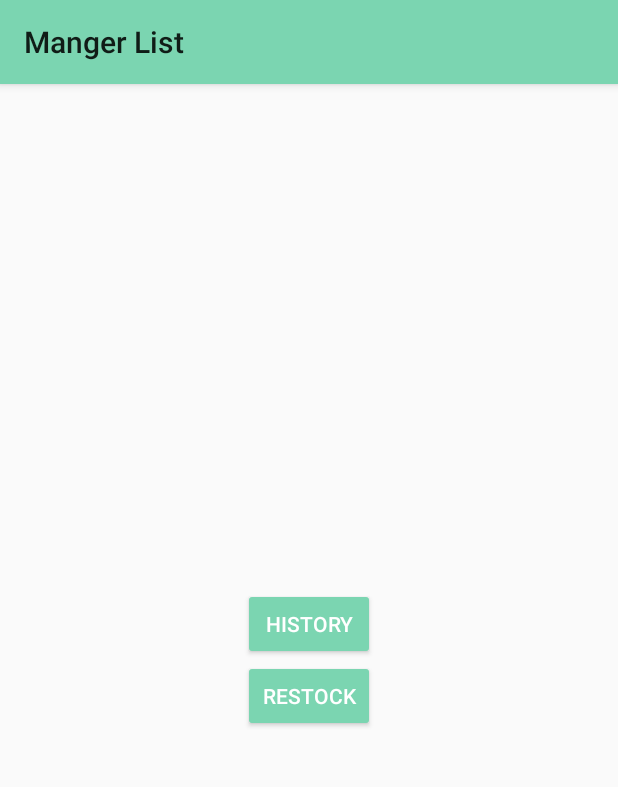
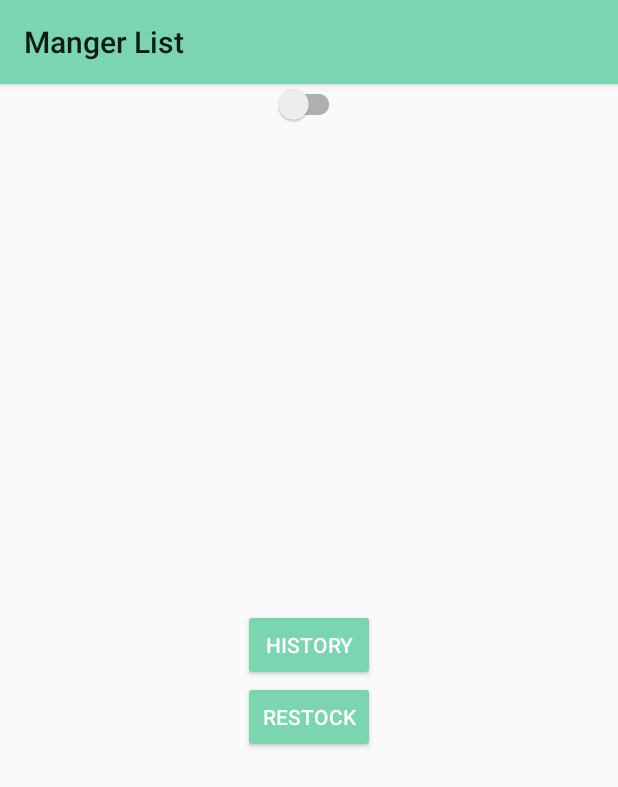
Before and after one commit to mays4/Cash_Register, an Android app: the MangerActivity screen opened directly, with no data from a screen before it, on a phone screen of 412 x 824 dp. Shown: the top 787 px of the screen. Run offline under Robolectric (Android 15) with nearby library versions, the phone set to English and light mode, and no system bars.

Commit message:
Implementing savedInstanceState

```diff
--- a/app/src/main/AndroidManifest.xml
+++ b/app/src/main/AndroidManifest.xml
@@ -42,6 +42,7 @@
         <activity
             android:name=".MangerActivity"
             android:label="Manger List"
+            android:configChanges="orientation|screenSize"
             android:exported="true">
             <meta-data
                 android:name="android.support.PARENT_ACTIVITY"
@@ -50,7 +51,8 @@
         <activity
             android:name=".MainActivity"
             android:exported="true"
-            android:configChanges="orientation|screenSize"
+
+
             >
             <intent-filter>
                 <action android:name="android.intent.action.MAIN" />
@@ -61,3 +63,4 @@
     </application>
 
 </manifest>
+    <!--           android:configChanges="orientation|screenSize"-->
--- a/app/src/main/java/com/example/cash_register/MangerActivity.java
+++ b/app/src/main/java/com/example/cash_register/MangerActivity.java
@@ -1,7 +1,9 @@
 package com.example.cash_register;
 
 
+import androidx.annotation.NonNull;
 import androidx.appcompat.app.AppCompatActivity;
+import androidx.appcompat.widget.SwitchCompat;
 
 import android.content.Intent;
 import android.os.Bundle;
@@ -14,21 +16,39 @@ public class MangerActivity extends AppCompatActivity implements View.OnClickLis
     Button history_btn, restock_btn;
     ArrayList<History> listOPurchaseHistory;
     ArrayList<Product> productList;
-
-    // Define the ActivityResultLauncher
+    SwitchCompat backgroundSwitch;
+    int background_colourId;
 
 
     @Override
     protected void onCreate(Bundle savedInstanceState) {
         super.onCreate(savedInstanceState);
+        if (savedInstanceState != null){
+            background_colourId = savedInstanceState.getInt("backgroundColor");
+            View v = this.getWindow().getDecorView();
+            v.setBackgroundColor(getResources().getColor(background_colourId, null));
+        }
         setContentView(R.layout.activity_manger);
         history_btn = findViewById(R.id.history);
         restock_btn = findViewById(R.id.restock);
         history_btn.setOnClickListener(this);
         restock_btn.setOnClickListener(this);
-//        listOPurchaseHistory = (ArrayList<History>) getIntent().getSerializableExtra("historyList");
-//        productList = (ArrayList<Product>) getIntent().getSerializableExtra("itemList");
+
+        backgroundSwitch = findViewById(R.id.dark_light_switch);
+        backgroundSwitch.setOnClickListener(view -> {
+            View v =   MangerActivity.this.getWindow().getDecorView();
+            //  (SwitchCompat)view.isChecked
+            if ( backgroundSwitch.isChecked()) {// background is gray
+                v.setBackgroundColor(getResources().getColor(R.color.DarkGray, null));
+                background_colourId = R.color.DarkGray;
+            }else {
+                v.setBackgroundColor(getResources().getColor(R.color.white, null));
+                background_colourId = R.color.white;
+            }
+        });
+
     }
+
 
     @Override
     public void onClick(View view) {
@@ -45,4 +65,9 @@ public class MangerActivity extends AppCompatActivity implements View.OnClickLis
         }
 
     }
+    @Override
+    protected void onSaveInstanceState(@NonNull Bundle outState) {
+        super.onSaveInstanceState(outState);
+        outState.putInt("backgroundColor", background_colourId);
+    }
 }
--- a/app/src/main/res/layout/activity_history_details.xml
+++ b/app/src/main/res/layout/activity_history_details.xml
@@ -9,6 +9,7 @@
     <TextView
         android:id="@+id/history_details"
         android:layout_width="wrap_content"
+        android:textColor="@color/black"
         android:layout_height="wrap_content"
         app:layout_constraintBottom_toBottomOf="parent"
         app:layout_constraintEnd_toEndOf="parent"
--- a/app/src/main/res/layout/activity_main.xml
+++ b/app/src/main/res/layout/activity_main.xml
@@ -209,7 +209,7 @@
             android:gravity="bottom"
             android:layout_margin="@dimen/total_padding"
             android:layout_weight="0.5"
-            android:text="@string/total"
+            android:hint="@string/total"
             android:textColor="@color/black"
 
             />
--- a/app/src/main/res/layout/activity_manger.xml
+++ b/app/src/main/res/layout/activity_manger.xml
@@ -1,12 +1,40 @@
 <?xml version="1.0" encoding="utf-8"?>
+<androidx.constraintlayout.widget.ConstraintLayout xmlns:android="http://schemas.android.com/apk/res/android"
+    xmlns:app="http://schemas.android.com/apk/res-auto"
+    android:layout_width="match_parent"
+    android:layout_height="match_parent"
+
+
+    >
+    <androidx.appcompat.widget.SwitchCompat
+        android:id="@+id/dark_light_switch"
+        android:layout_width="wrap_content"
+        android:layout_height="wrap_content"
+        android:textColor="@color/black"
+        android:textSize="20sp"
+        app:layout_constraintTop_toTopOf="parent"
+        app:layout_constraintStart_toStartOf="parent"
+        app:layout_constraintEnd_toEndOf="parent"
+        app:layout_constraintTop_toBottomOf="@+id/linearLayoutManager"
+
+
+        />
+
     <LinearLayout
-    xmlns:android="http://schemas.android.com/apk/res/android"
-    xmlns:tools="http://schemas.android.com/tools"
+        android:id="@+id/linearLayoutManager"
+
         android:layout_width="wrap_content"
         android:layout_height="wrap_content"
         android:layout_gravity="center"
+        android:gravity="center"
+
         android:orientation="vertical"
-    tools:context=".MangerActivity">
+        app:layout_constraintBottom_toBottomOf="parent"
+        app:layout_constraintEnd_toEndOf="parent"
+        app:layout_constraintStart_toStartOf="parent"
+
+        app:layout_constraintTop_toBottomOf="@+id/dark_light_switch">
+
 
         <Button
             android:id="@+id/history"
@@ -24,4 +52,5 @@
             android:text="@string/restock"
             android:textColor="@color/white" />
 
-</LinearLayout >
+    </LinearLayout>
+</androidx.constraintlayout.widget.ConstraintLayout>
```
Also changed, not shown: app/src/main/java/com/example/cash_register/HistoryBaseAdAdapter.java (deleted, +0 -51 lines), app/src/main/java/com/example/cash_register/HistoryListActivity.java (+6 -17 lines), app/src/main/java/com/example/cash_register/MainActivity.java (+38 -14 lines), 1 other file. Lines whose indentation alone changed are shown as unchanged.
